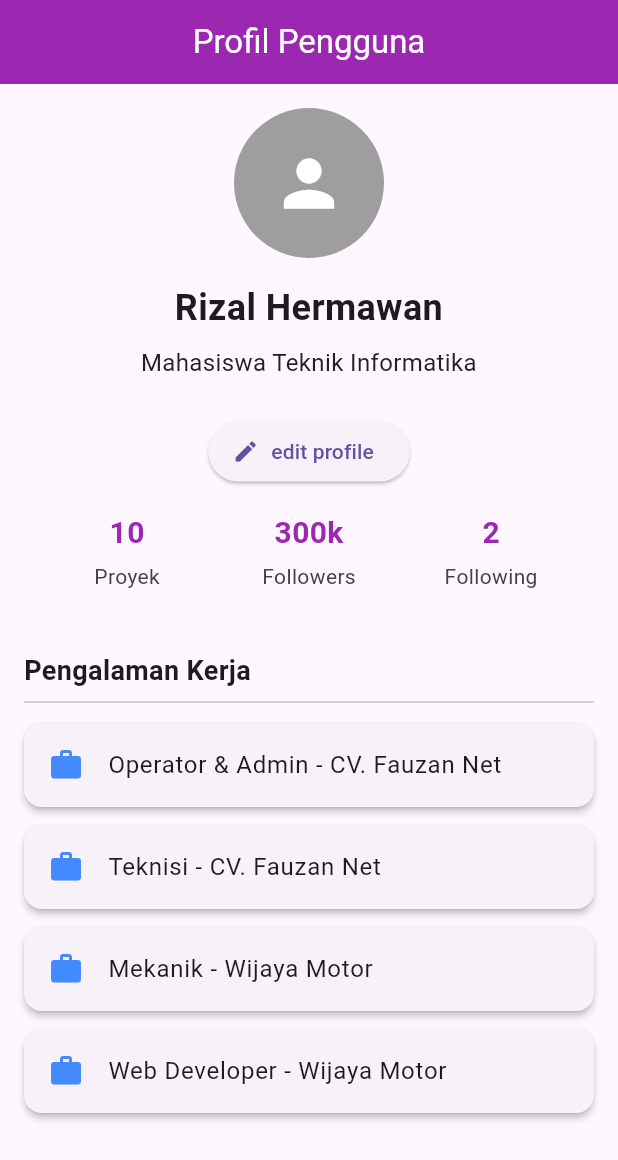
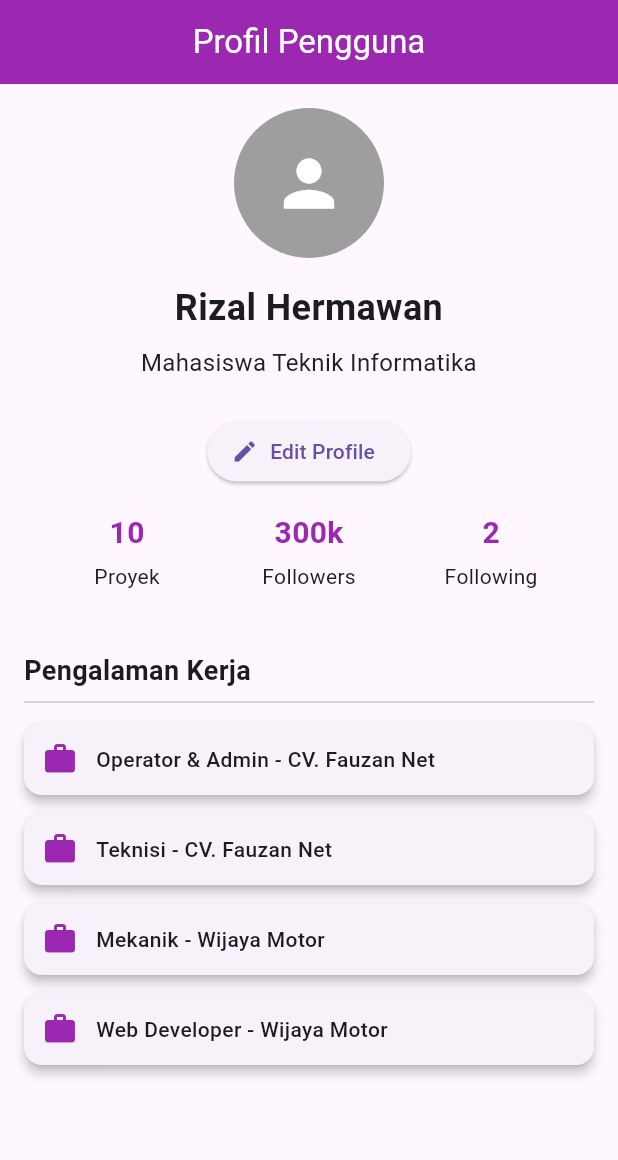
Before and after one commit to RizlH/Meet5-LayoutFlutter, a Flutter app: the screen it shows after launch, on a phone screen of 412 x 824 dp. Shown: the top 1160 px of the screen. Run offline on Flutter 3.47's test engine with Material 3 defaults, Android fonts, the phone set to English and light mode, and no system bars.

Commit message:
refactor: extract list tile into ExperienceCard widget and apply styling

```diff
--- a/flutterlayout5/lib/main.dart
+++ b/flutterlayout5/lib/main.dart
@@ -52,7 +52,7 @@
                     );
                   },
                 icon: const Icon(Icons.edit),
-                label: const Text("edit profile"),
+                label: const Text("Edit Profile"),
               ),
               const ProfileStats(),
               const SizedBox(height: 24),
@@ -71,16 +71,8 @@
                 child: ListView.builder(
                   itemCount: experiences.length,
                   itemBuilder: (context, index) {
-                    return Card(
-                      elevation: 2,
-                      margin: const EdgeInsets.symmetric(vertical: 6),
-                      child: ListTile(
-                        leading: const Icon(
-                          Icons.work,
-                          color: Colors.blueAccent,
-                        ),
-                        title: Text(experiences[index]),
-                      ),
+                    return ExperienceCard(
+                      experience: experiences[index],
                     );
                   },
                 ),
@@ -213,10 +205,52 @@
           label,
           style: TextStyle(
             fontSize: 14,
-            color: Colors.grey[800],
+            color: Colors.grey[900],
           ),
         ),
       ],
     );
   }
 }
+
+class ExperienceCard extends StatelessWidget {
+  final String experience;
+
+  const ExperienceCard({
+    super.key,
+    required this.experience,
+  });
+
+  @override
+  Widget build(BuildContext context) {
+    return Card(
+      elevation: 3,
+      margin: const EdgeInsets.symmetric(vertical: 6),
+      shape: RoundedRectangleBorder(
+        borderRadius: BorderRadius.circular(12),
+      ),
+      child: Padding(
+        padding: const EdgeInsets.all(12),
+        child: Row(
+          children: [
+            const Icon(
+              Icons.work,
+              color: Colors.purple,
+              size: 24,
+            ),
+            const SizedBox(width: 12),
+            Expanded(
+              child: Text(
+                experience,
+                style: const TextStyle(
+                  fontSize: 14,
+                  fontWeight: FontWeight.w500,
+                ),
+              ),
+            ),
+          ],
+        ),
+      ),
+    );
+  }
+}
```
